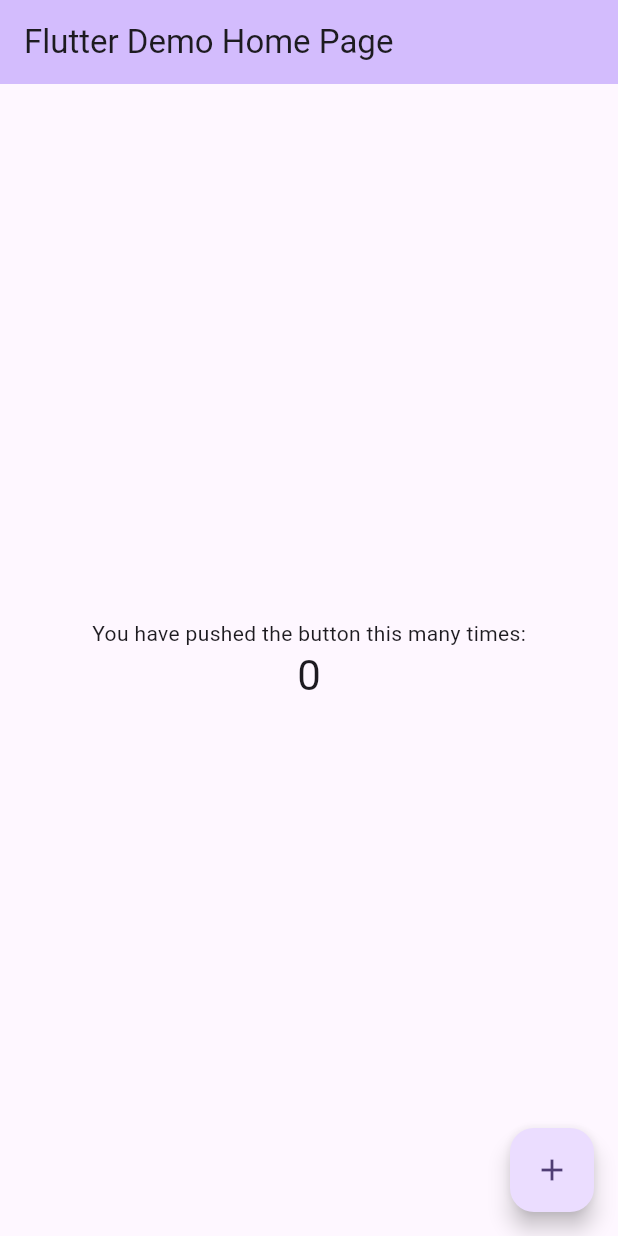
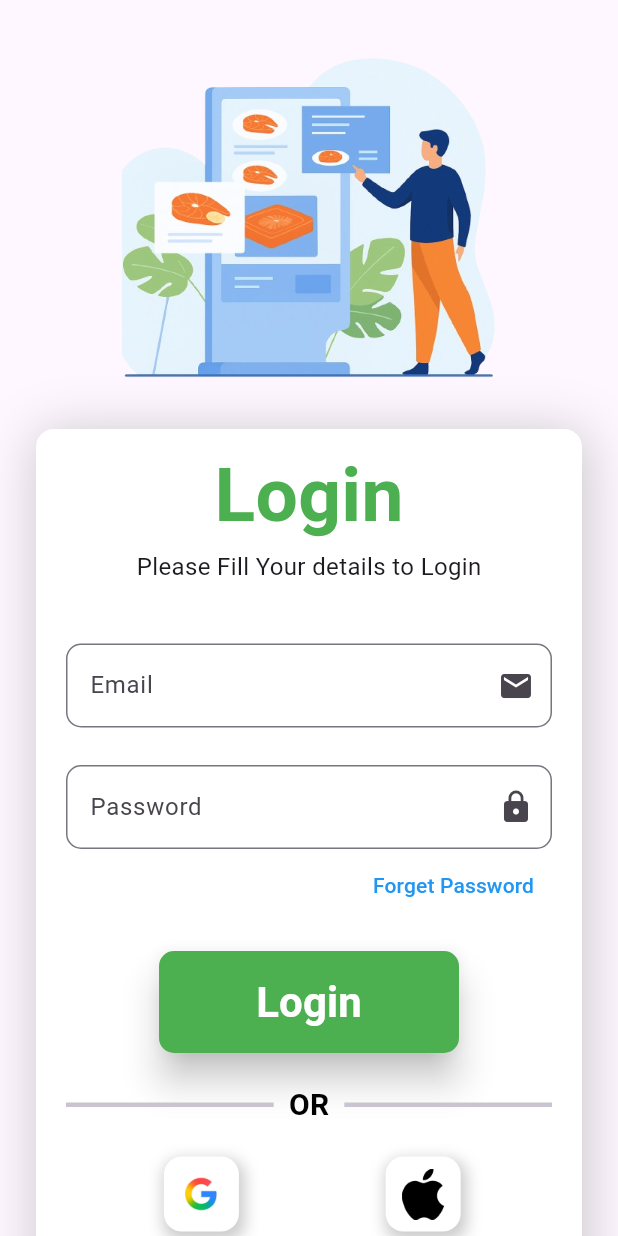
Before and after one commit to Atharvagiramkar/Canteen-Management-Application, a Flutter app: the screen it shows after launch, on a phone screen of 412 x 824 dp. Run offline on Flutter 3.47's test engine with Material 3 defaults, Android fonts, the light colour scheme and no system bars.

Commit message:
Login Page Commit

```diff
--- /dev/null
+++ b/lib/login.dart
@@ -0,0 +1,230 @@
+
+
+import 'package:flutter/material.dart';
+
+class MyLogin extends StatefulWidget {
+  const MyLogin({super.key});
+
+  @override
+  State<MyLogin> createState() => _MyLoginState();
+}
+class _MyLoginState extends State<MyLogin> {
+
+  final _formKey = GlobalKey<FormState>();
+  @override
+  Widget build(BuildContext context) {
+    return Scaffold(
+      body: SafeArea(
+        child: SingleChildScrollView(
+          padding: const EdgeInsets.symmetric(horizontal: 24, vertical: 16),
+          child: Column(
+            crossAxisAlignment: CrossAxisAlignment.center,
+            children: [
+              const SizedBox(height: 20),
+              Center(
+                child: Image.asset('assets/images/login.png', height: 250),
+              ),
+              // const SizedBox(height: -20),
+              Container(
+                padding: const EdgeInsets.symmetric(
+                  horizontal: 20,
+                  vertical: 8,
+                ),
+                decoration: BoxDecoration(
+                  color: Colors.white,
+                  borderRadius: BorderRadius.circular(12),
+                  boxShadow: [
+                    BoxShadow(
+                      color: Colors.black.withOpacity(0.2),
+                      spreadRadius: 2,
+                      blurRadius: 30,
+                      offset: Offset(2, 4),
+                    ),
+                  ],
+                ),
+                child: Column(
+                  crossAxisAlignment: CrossAxisAlignment.center,
+                  children: [
+                    const Text(
+                      "Login",
+                      style: TextStyle(
+                        fontSize: 50,
+                        fontWeight: FontWeight.bold,
+                        color: Colors.green,
+                      ),
+                    ),
+                    const Text(
+                      "Please Fill Your details to Login",
+                      style: TextStyle(fontSize: 16),
+                    ),
+                    const SizedBox(height: 40),
+                    TextFormField(
+                      decoration: InputDecoration(
+                        labelText: "Email",
+                        border: OutlineInputBorder(
+                          borderRadius: BorderRadius.circular(10),
+                        ),
+                        suffixIcon: Icon(Icons.email),
+                      ),
+                      validator: (value) {
+                        if (value == null || value.isEmpty) {
+                          return 'Please enter your Email !!';
+                        }
+                        if (!value.contains('@')) {
+                          return 'Please enter a valide Email address !';
+                        }
+                      },
+                    ),
+                    const SizedBox(height: 25),
+                    TextFormField(
+                      obscureText: true,
+                      decoration: InputDecoration(
+                        labelText: "Password",
+                        border: OutlineInputBorder(
+                          borderRadius: BorderRadius.circular(10),
+                        ),
+                        suffixIcon: Icon(Icons.lock),
+                      ),
+                    ),
+                    Align(
+                      alignment: Alignment.centerRight,
+                      child: TextButton(
+                        onPressed: () {},
+                        child: const Text(
+                          "Forget Password",
+                          style: TextStyle(color: Colors.blue),
+                        ),
+                      ),
+                    ),
+                    const SizedBox(height: 20),
+                    SizedBox(
+                      width: 200,
+                      child: ElevatedButton(
+                        onPressed: () {
+                          if (_formKey.currentState!.validate()) {
+                            ScaffoldMessenger.of(context).showSnackBar(
+                              const SnackBar(content: Text('Valid Input !')),
+                            );
+                          }
+                        },
+                        style: ElevatedButton.styleFrom(
+                          padding: const EdgeInsets.symmetric(vertical: 14),
+                          backgroundColor: Colors.green,
+                          foregroundColor: Colors.white,
+                          elevation: 10,
+                          shape: RoundedRectangleBorder(
+                            borderRadius: BorderRadius.circular(10),
+                          ),
+                        ),
+                        child: const Text(
+                          "Login",
+                          style: TextStyle(
+                            fontSize: 28,
+                            fontWeight: FontWeight.bold,
+                            color: Colors.white,
+                          ),
+                        ),
+                      ),
+                    ),
+                    const SizedBox(height: 20),
+                    Row(
+                      children: const [
+                        Expanded(child: Divider(thickness: 3)),
+                        Padding(
+                          padding: EdgeInsets.symmetric(horizontal: 10),
+                          child: Text(
+                            "OR",
+                            style: TextStyle(
+                              fontWeight: FontWeight.bold,
+                              color: Colors.black,
+                              fontSize: 20,
+                            ),
+                          ),
+                        ),
+                        Expanded(child: Divider(thickness: 3)),
+                      ],
+                    ),
+
+                    const SizedBox(height: 20),
+                    // Social Sign In Row
+                    Row(
+                      mainAxisAlignment: MainAxisAlignment.spaceEvenly,
+                      children: [
+                        // Google Button
+                        Column(
+                          children: [
+                            Container(
+                              width: 50,
+                              height: 50,
+                              padding: const EdgeInsets.all(8),
+                              decoration: BoxDecoration(
+                                color: Colors.white,
+                                borderRadius: BorderRadius.circular(12),
+                                boxShadow: [
+                                  BoxShadow(
+                                    color: Colors.black.withOpacity(0.2),
+                                    spreadRadius: 2,
+                                    blurRadius: 8,
+                                    offset: Offset(2, 4),
+                                  ),
+                                ],
+                              ),
+                              child: Image.asset(
+                                'assets/images/google.png', // Replace with icon
+                                fit: BoxFit.contain,
+                              ),
+                            ),
+                            const SizedBox(height: 8),
+                            const Text("Sign in with Google"),
+                          ],
+                        ),
+                        // Apple Button
+                        Column(
+                          children: [
+                            Container(
+                              width: 50,
+                              height: 50,
+                              padding: const EdgeInsets.all(8),
+                              decoration: BoxDecoration(
+                                color: Colors.white,
+                                borderRadius: BorderRadius.circular(12),
+                                boxShadow: [
+                                  BoxShadow(
+                                    color: Colors.black.withOpacity(0.2),
+                                    spreadRadius: 2,
+                                    blurRadius: 8,
+                                    offset: Offset(2, 4),
+                                  ),
+                                ],
+                              ),
+                              child: Image.asset(
+                                'assets/images/apple.png', // Replace with icon
+                                fit: BoxFit.contain,
+                              ),
+                            ),
+                            const SizedBox(height: 8),
+                            const Text("Sign in with Apple"),
+                          ],
+                        ),
+                      ],
+                    ),
+                    const SizedBox(height: 30),
+                    const Padding(
+                      padding: EdgeInsets.symmetric(horizontal: 12.0),
+                      child: Text(
+                        "By Login you accept all the terms and conditions and policies of the Application",
+                        textAlign: TextAlign.center,
+                        style: TextStyle(fontSize: 15, color: Colors.grey),
+                      ),
+                    ),
+                    const SizedBox(height: 30),
+                  ],
+                ),
+              ),
+            ],
+          ),
+        ),
+      ),
+    );
+  }
+}
--- a/lib/main.dart
+++ b/lib/main.dart
@@ -1,122 +1,11 @@
+import 'package:canteen_management_app/login.dart';
 import 'package:flutter/material.dart';
 
 void main() {
-  runApp(const MyApp());
+  runApp(MaterialApp(
+    debugShowCheckedModeBanner: false,
+    initialRoute: 'login',
+    routes:{'login': (context) => MyLogin()
+    }
+  ));
 }
-
-class MyApp extends StatelessWidget {
-  const MyApp({super.key});
-
-  // This widget is the root of your application.
-  @override
-  Widget build(BuildContext context) {
-    return MaterialApp(
-      title: 'Flutter Demo',
-      theme: ThemeData(
-        // This is the theme of your application.
-        //
-        // TRY THIS: Try running your application with "flutter run". You'll see
-        // the application has a purple toolbar. Then, without quitting the app,
-        // try changing the seedColor in the colorScheme below to Colors.green
-        // and then invoke "hot reload" (save your changes or press the "hot
-        // reload" button in a Flutter-supported IDE, or press "r" if you used
-        // the command line to start the app).
-        //
-        // Notice that the counter didn't reset back to zero; the application
-        // state is not lost during the reload. To reset the state, use hot
-        // restart instead.
-        //
-        // This works for code too, not just values: Most code changes can be
-        // tested with just a hot reload.
-        colorScheme: ColorScheme.fromSeed(seedColor: Colors.deepPurple),
-      ),
-      home: const MyHomePage(title: 'Flutter Demo Home Page'),
-    );
-  }
-}
-
-class MyHomePage extends StatefulWidget {
-  const MyHomePage({super.key, required this.title});
-
-  // This widget is the home page of your application. It is stateful, meaning
-  // that it has a State object (defined below) that contains fields that affect
-  // how it looks.
-
-  // This class is the configuration for the state. It holds the values (in this
-  // case the title) provided by the parent (in this case the App widget) and
-  // used by the build method of the State. Fields in a Widget subclass are
-  // always marked "final".
-
-  final String title;
-
-  @override
-  State<MyHomePage> createState() => _MyHomePageState();
-}
-
-class _MyHomePageState extends State<MyHomePage> {
-  int _counter = 0;
-
-  void _incrementCounter() {
-    setState(() {
-      // This call to setState tells the Flutter framework that something has
-      // changed in this State, which causes it to rerun the build method below
-      // so that the display can reflect the updated values. If we changed
-      // _counter without calling setState(), then the build method would not be
-      // called again, and so nothing would appear to happen.
-      _counter++;
-    });
-  }
-
-  @override
-  Widget build(BuildContext context) {
-    // This method is rerun every time setState is called, for instance as done
-    // by the _incrementCounter method above.
-    //
-    // The Flutter framework has been optimized to make rerunning build methods
-    // fast, so that you can just rebuild anything that needs updating rather
-    // than having to individually change instances of widgets.
-    return Scaffold(
-      appBar: AppBar(
-        // TRY THIS: Try changing the color here to a specific color (to
-        // Colors.amber, perhaps?) and trigger a hot reload to see the AppBar
-        // change color while the other colors stay the same.
-        backgroundColor: Theme.of(context).colorScheme.inversePrimary,
-        // Here we take the value from the MyHomePage object that was created by
-        // the App.build method, and use it to set our appbar title.
-        title: Text(widget.title),
-      ),
-      body: Center(
-        // Center is a layout widget. It takes a single child and positions it
-        // in the middle of the parent.
-        child: Column(
-          // Column is also a layout widget. It takes a list of children and
-          // arranges them vertically. By default, it sizes itself to fit its
-          // children horizontally, and tries to be as tall as its parent.
-          //
-          // Column has various properties to control how it sizes itself and
-          // how it positions its children. Here we use mainAxisAlignment to
-          // center the children vertically; the main axis here is the vertical
-          // axis because Columns are vertical (the cross axis would be
-          // horizontal).
-          //
-          // TRY THIS: Invoke "debug painting" (choose the "Toggle Debug Paint"
-          // action in the IDE, or press "p" in the console), to see the
-          // wireframe for each widget.
-          mainAxisAlignment: MainAxisAlignment.center,
-          children: <Widget>[
-            const Text('You have pushed the button this many times:'),
-            Text(
-              '$_counter',
-              style: Theme.of(context).textTheme.headlineMedium,
-            ),
-          ],
-        ),
-      ),
-      floatingActionButton: FloatingActionButton(
-        onPressed: _incrementCounter,
-        tooltip: 'Increment',
-        child: const Icon(Icons.add),
-      ), // This trailing comma makes auto-formatting nicer for build methods.
-    );
-  }
-}
--- a/pubspec.yaml
+++ b/pubspec.yaml
@@ -44,7 +44,7 @@ dev_dependencies:
   # activated in the `analysis_options.yaml` file located at the root of your
   # package. See that file for information about deactivating specific lint
   # rules and activating additional ones.
-  flutter_lints: ^5.0.0
+  flutter_lints: ^6.0.0
 
 # For information on the generic Dart part of this file, see the
 # following page: https://dart.dev/tools/pub/pubspec
@@ -58,8 +58,8 @@ flutter:
   uses-material-design: true
 
   # To add assets to your application, add an assets section, like this:
-  # assets:
-  #   - images/a_dot_burr.jpeg
+  assets:
+    - assets/images/
   #   - images/a_dot_ham.jpeg
 
   # An image asset can refer to one or more resolution-specific "variants", see
```
Also changed, not shown: assets/images/apple.png (added), assets/images/google.png (added), assets/images/login.png (added), pubspec.lock, 1 other file.
